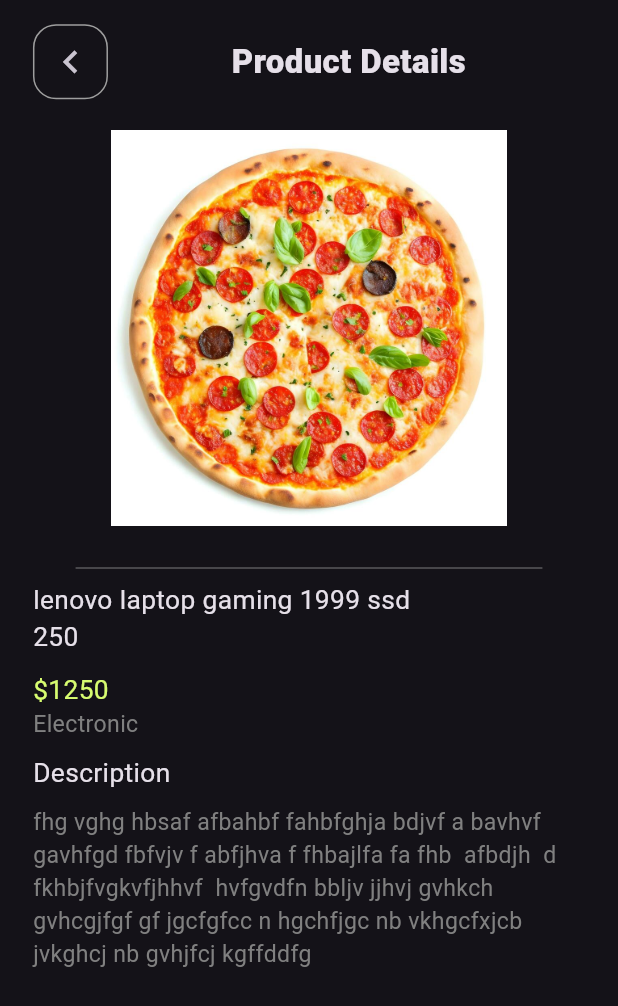
After one commit to Fady4Mohamed/SHOP., a Flutter app: the MyProductDetailsScreen screen opened by its route, on a phone screen of 412 x 824 dp. The commit adds this screen. Shown: the top 1006 px of the screen. Run offline on Flutter 3.47's test engine with Material 3 defaults, Android fonts, the phone set to English and light mode, and no system bars; our stand-ins replace bloc, cloud_firestore, firebase_auth, firebase_core, firebase_storage, flutter_bloc and 3 more; accounts and stored records are empty.

Commit message:
add product cubit & data finished

```diff
--- a/lib/core/models/product_model.dart
+++ b/lib/core/models/product_model.dart
@@ -5,9 +5,9 @@ class ProductModel {
   final String category;
   final String image;
   final String description;
-  final String? id;
+  final String id;
   ProductModel(
-      {this.id,
+      {required this.id,
       required this.ownerid,
       required this.description,
       required this.category,
--- a/lib/core/routing/app_router.dart
+++ b/lib/core/routing/app_router.dart
@@ -8,6 +8,7 @@ import 'package:shop/features/category/ui/views/category_screen.dart';
 import 'package:shop/features/category/ui/views/specific_categories_screen.dart';
 import 'package:shop/features/home/ui/home_screen.dart';
 import 'package:shop/features/my%20product/ui/view/add_product_screen.dart';
+import 'package:shop/features/my%20product/ui/view/my_product_details_screen.dart';
 import 'package:shop/features/my%20product/ui/view/my_product_screen.dart';
 import 'package:shop/features/orders/ui/screens/order_screen.dart';
 import 'package:shop/features/product/ui/screen/product_screen.dart';
@@ -63,6 +64,10 @@ class AppRouter {
         return MaterialPageRoute(
           builder: (_) => const ProductScreen(),
         );
+        case Routes.myProductDetailsScreen:
+        return MaterialPageRoute(
+          builder: (_) => const MyProductDetailsScreen(),
+        );
       // case Routes.loginScreen:
       //   return MaterialPageRoute(
       //     builder: (_) => BlocProvider(
--- a/lib/core/routing/routes.dart
+++ b/lib/core/routing/routes.dart
@@ -10,4 +10,5 @@ class Routes {
   static const String searchScreen = '/searchScreen';
   static const String cartScreen = '/CartScreen';
   static const String productScreen = '/ProductScreen';
+  static const String myProductDetailsScreen = '/MyProductDetailsScreen';
 }
--- a/lib/features/auth/data/logincubit/logincubit_cubit.dart
+++ b/lib/features/auth/data/logincubit/logincubit_cubit.dart
@@ -6,7 +6,7 @@ part 'logincubit_state.dart';
 
 class LoginCubit extends Cubit<loginState> {
   LoginCubit() : super(logincubitInitial());
-  late final String email;
+  static late final String email;
   static late final String userid;
   void login({required String lemail, required String lpassword}) async {
     emit(logincubitloding());
--- a/lib/features/auth/data/registercubit/register_cubit.dart
+++ b/lib/features/auth/data/registercubit/register_cubit.dart
@@ -7,7 +7,7 @@ part 'register_state.dart';
 
 class RegisterCubit extends Cubit<RegisterState> {
   RegisterCubit() : super(RegisterInitial());
-  late final String email;
+  static late final String? email;
   static late final String? userid;
   void register({required String lemail, required String lpassword,required String address}) async {
     emit(Registerloding());
@@ -19,7 +19,7 @@ class RegisterCubit extends Cubit<RegisterState> {
         DocumentReference user = FirebaseFirestore.instance.collection('users').doc();
 
     user.set({
-      'address':address,
+     'address':address,
      'userid':user.id,
      'e-mail':lemail
     }).then((value) {
--- /dev/null
+++ b/lib/features/my product/ui/view/my_product_details_screen.dart
@@ -0,0 +1,69 @@
+import 'package:flutter/material.dart';
+import 'package:flutter_screenutil/flutter_screenutil.dart';
+import 'package:shop/core/theming/color.dart';
+import 'package:shop/core/theming/styles.dart';
+import 'package:shop/core/widgets/featur_app_bar.dart';
+import 'package:shop/features/product/ui/widgets/line.dart';
+
+class MyProductDetailsScreen extends StatelessWidget {
+  const MyProductDetailsScreen({super.key});
+
+  @override
+  Widget build(BuildContext context) {
+    return SafeArea(
+        child: Scaffold(
+      body: SingleChildScrollView(
+        child: Column(
+          children: [
+            FeaturAppBar(name: 'Product Details'),
+            SizedBox(height: 20.h,),
+            Image.asset('assets/image/pitzza.jpg',height: 260.h,),
+           Padding(
+      padding: EdgeInsets.symmetric(horizontal: 20.w),
+      child: Column(
+        crossAxisAlignment: CrossAxisAlignment.start,
+        children: [
+          SizedBox(height: 20.h),
+          const Line(),
+          SizedBox(
+            width: 250.w,
+            child: Text(
+              'lenovo laptop gaming 1999 ssd 250',
+              style: TextStyles.font16,
+            ),
+          ),
+          SizedBox(height: 10.h),
+          Text(
+            r'$1250',
+            style: TextStyles.font16
+                .copyWith(color: ColorsManager.mainphosphorous),
+          ),
+          SizedBox(
+            height: 30.h,
+            child: Text(
+              'Electronic',
+              style: TextStyles.font14greyregular,
+            ),
+          ),
+          Text(
+            'Description',
+            style: TextStyles.font16,
+          ),
+          SizedBox(
+            height: 10.h,
+          ),
+          SizedBox(
+              width: 340.w,
+              child: Text(
+                'fhg vghg hbsaf afbahbf fahbfghja bdjvf a bavhvf gavhfgd fbfvjv f abfjhva f fhbajlfa fa fhb  afbdjh  d fkhbjfvgkvfjhhvf  hvfgvdfn bbljv jjhvj gvhkch gvhcgjfgf gf jgcfgfcc n hgchfjgc nb vkhgcfxjcb jvkghcj nb gvhjfcj kgffddfg',
+                style: TextStyles.font14greyregular,
+              )),
+        ],
+      ),
+    )
+          ],
+        ),
+      ),
+    ));
+  }
+}
--- a/lib/features/my product/ui/widget/category_drop_button.dart
+++ b/lib/features/my product/ui/widget/category_drop_button.dart
@@ -1,6 +1,8 @@
 
 import 'package:flutter/material.dart';
+import 'package:flutter_bloc/flutter_bloc.dart';
 import 'package:shop/core/theming/styles.dart';
+import 'package:shop/features/my%20product/data/add%20cubit/add_cubit.dart';
 
 class CategoryDropButton extends StatefulWidget {
   const CategoryDropButton({
@@ -21,6 +23,7 @@ class _CategoryDropButtonState extends State<CategoryDropButton> {
         onChanged: (String? newValue) {
           setState(() {
             category=newValue!;
+            BlocProvider.of<AddCubit>(context).category=category;
           });
         },
         items:  [
--- a/lib/features/my product/ui/widget/choice_image.dart
+++ b/lib/features/my product/ui/widget/choice_image.dart
@@ -1,7 +1,9 @@
 import 'dart:io';
 import 'package:flutter/material.dart';
+import 'package:flutter_bloc/flutter_bloc.dart';
 import 'package:image_picker/image_picker.dart';
 import 'package:shop/core/widgets/button.dart';
+import 'package:shop/features/my%20product/data/add%20cubit/add_cubit.dart';
 
 class ChoiceImage extends StatefulWidget {
   const ChoiceImage({
@@ -21,7 +23,7 @@ final ImagePicker picker = ImagePicker();
 final XFile? image = await picker.pickImage(source: ImageSource.gallery);
 if (image!=null) {
 _file=File(image.path);
-//BlocProvider.of<AddCubit>(context).file=_file;
+BlocProvider.of<AddCubit>(context).file=_file;
 setState(() {
 });
 }
--- a/lib/features/my product/ui/widget/my_product_container.dart
+++ b/lib/features/my product/ui/widget/my_product_container.dart
@@ -16,7 +16,7 @@ class MyProductcontainer extends StatelessWidget {
   Widget build(BuildContext context) {
     return GestureDetector(
       onTap: () {
-        context.pushNamed(Routes.productScreen);
+        context.pushNamed(Routes.myProductDetailsScreen);
       },
       child: Container(
         width: 300.w,
```
Also changed, not shown: lib/features/my product/data/add cubit/add_cubit.dart (+32 -18 lines), lib/features/my product/ui/view/add_product_screen.dart (+9 -2 lines), lib/features/my product/ui/widget/AddBoody.dart (+22 -6 lines), lib/features/my product/ui/widget/add_button_builder.dart (added, +67 -0 lines).
